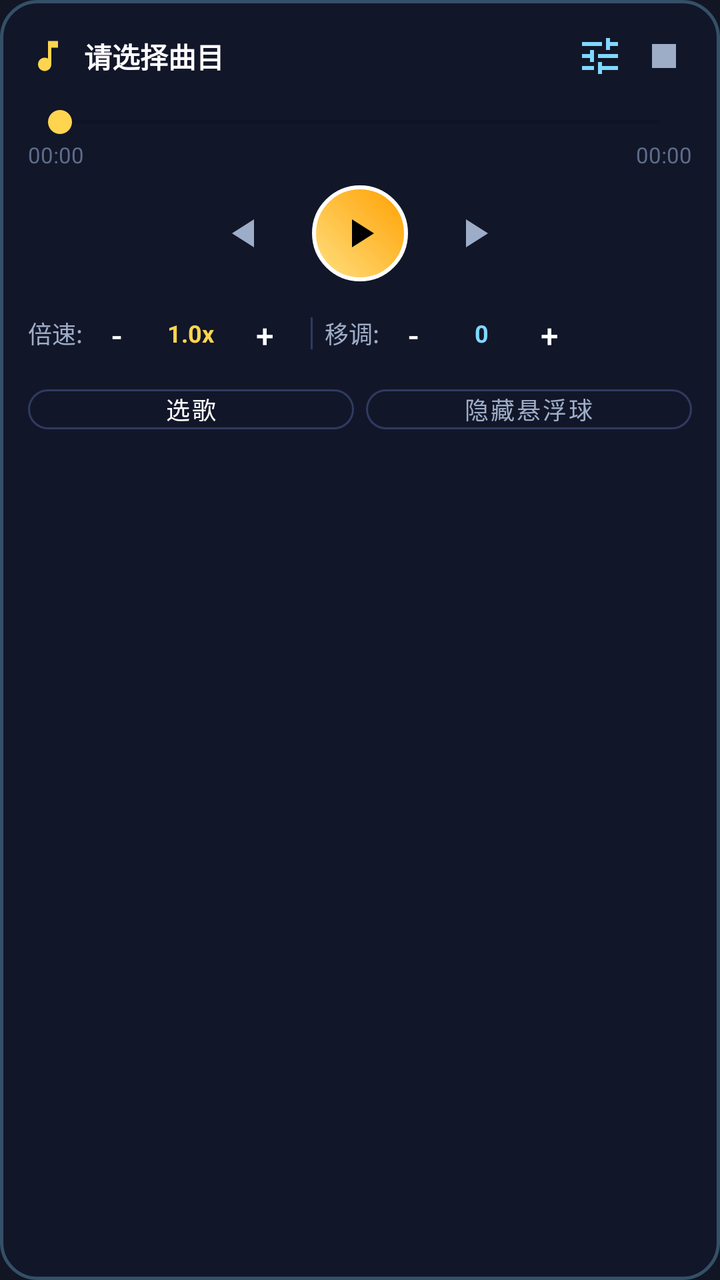
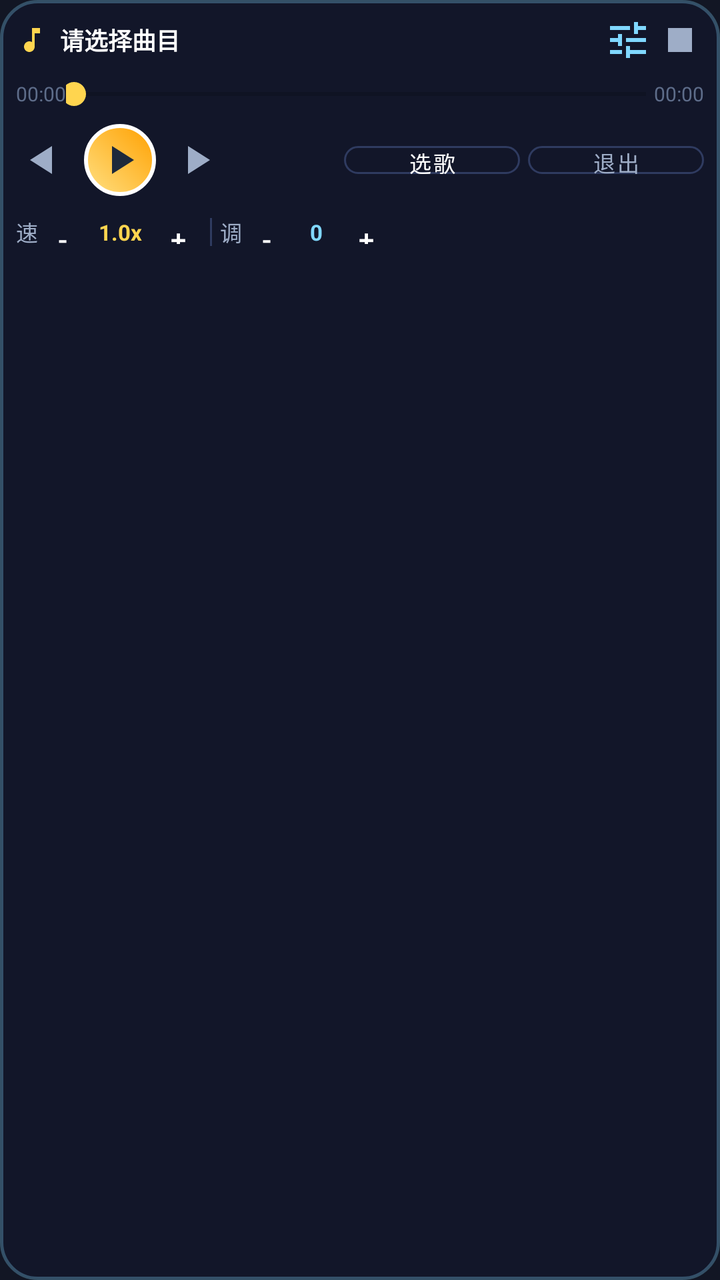

Two renders of the same Android screen: before a commit and after it. Below are the layout's source before the change and the commit's diff.
<!-- AndroidManifest.xml: application theme Theme.SkyMusicPlayer -->
<!-- res/layout/layout_floating_control.xml -->
<?xml version="1.0" encoding="utf-8"?>
<LinearLayout xmlns:android="http://schemas.android.com/apk/res/android"
    xmlns:app="http://schemas.android.com/apk/res-auto"
    android:id="@+id/floatingControlRoot"
    android:layout_width="320dp"
    android:layout_height="wrap_content"
    android:orientation="vertical"
    android:background="@drawable/bg_floating_panel"
    android:padding="14dp"
    android:elevation="16dp">

    
    <LinearLayout
        android:id="@+id/llFloatHeader"
        android:layout_width="match_parent"
        android:layout_height="wrap_content"
        android:orientation="horizontal"
        android:gravity="center_vertical"
        android:layout_marginBottom="10dp">

        <ImageView
            android:layout_width="20dp"
            android:layout_height="20dp"
            android:src="@drawable/ic_music_note"
            app:tint="@color/sky_primary" />

        <TextView
            android:id="@+id/tvFloatSongTitle"
            android:layout_width="0dp"
            android:layout_height="wrap_content"
            android:layout_weight="1"
            android:text="请选择曲目"
            android:textColor="@color/sky_text_primary"
            android:textSize="14sp"
            android:textStyle="bold"
            android:maxLines="1"
            android:ellipsize="end"
            android:layout_marginStart="8dp" />

        <ImageButton
            android:id="@+id/btnFloatCalibrate"
            android:layout_width="28dp"
            android:layout_height="28dp"
            android:src="@drawable/ic_tune"
            android:background="?attr/selectableItemBackgroundBorderless"
            app:tint="@color/sky_accent"
            android:contentDescription="校准" />

        <ImageButton
            android:id="@+id/btnFloatMinimize"
            android:layout_width="28dp"
            android:layout_height="28dp"
            android:src="@drawable/ic_stop"
            android:background="?attr/selectableItemBackgroundBorderless"
            app:tint="@color/sky_text_secondary"
            android:layout_marginStart="4dp"
            android:contentDescription="收起" />
    </LinearLayout>

    
    <SeekBar
        android:id="@+id/sbFloatProgress"
        android:layout_width="match_parent"
        android:layout_height="wrap_content"
        android:max="1000"
        android:progress="0"
        android:progressTint="@color/sky_primary"
        android:thumbTint="@color/sky_primary" />

    <LinearLayout
        android:layout_width="match_parent"
        android:layout_height="wrap_content"
        android:orientation="horizontal"
        android:layout_marginBottom="8dp">

        <TextView
            android:id="@+id/tvFloatCurrentTime"
            android:layout_width="0dp"
            android:layout_height="wrap_content"
            android:layout_weight="1"
            android:text="00:00"
            android:textColor="@color/sky_text_hint"
            android:textSize="11sp" />

        <TextView
            android:id="@+id/tvFloatTotalTime"
            android:layout_width="wrap_content"
            android:layout_height="wrap_content"
            android:text="00:00"
            android:textColor="@color/sky_text_hint"
            android:textSize="11sp" />
    </LinearLayout>

    
    <LinearLayout
        android:layout_width="match_parent"
        android:layout_height="wrap_content"
        android:orientation="horizontal"
        android:gravity="center"
        android:layout_marginBottom="10dp">

        <ImageButton
            android:id="@+id/btnFloatPrev"
            android:layout_width="38dp"
            android:layout_height="38dp"
            android:src="@drawable/ic_play_arrow"
            android:rotation="180"
            android:background="?attr/selectableItemBackgroundBorderless"
            app:tint="@color/sky_text_secondary" />

        <ImageButton
            android:id="@+id/btnFloatPlayPause"
            android:layout_width="48dp"
            android:layout_height="48dp"
            android:src="@drawable/ic_play_arrow"
            android:background="@drawable/bg_floating_ball"
            app:tint="#000000"
            android:layout_marginStart="14dp"
            android:layout_marginEnd="14dp" />

        <ImageButton
            android:id="@+id/btnFloatNext"
            android:layout_width="38dp"
            android:layout_height="38dp"
            android:src="@drawable/ic_play_arrow"
            android:background="?attr/selectableItemBackgroundBorderless"
            app:tint="@color/sky_text_secondary" />
    </LinearLayout>

    
    <LinearLayout
        android:layout_width="match_parent"
        android:layout_height="wrap_content"
        android:orientation="horizontal"
        android:gravity="center_vertical"
        android:layout_marginBottom="6dp">

        <TextView
            android:layout_width="wrap_content"
            android:layout_height="wrap_content"
            android:text="倍速:"
            android:textColor="@color/sky_text_secondary"
            android:textSize="12sp" />

        <Button
            android:id="@+id/btnFloatSpeedSlow"
            style="@style/Widget.MaterialComponents.Button.TextButton"
            android:layout_width="34dp"
            android:layout_height="32dp"
            android:padding="0dp"
            android:text="-"
            android:textColor="@color/sky_text_primary"
            android:textSize="16sp" />

        <TextView
            android:id="@+id/tvFloatSpeedVal"
            android:layout_width="40dp"
            android:layout_height="wrap_content"
            android:text="1.0x"
            android:gravity="center"
            android:textColor="@color/sky_primary"
            android:textSize="12sp"
            android:textStyle="bold" />

        <Button
            android:id="@+id/btnFloatSpeedFast"
            style="@style/Widget.MaterialComponents.Button.TextButton"
            android:layout_width="34dp"
            android:layout_height="32dp"
            android:padding="0dp"
            android:text="+"
            android:textColor="@color/sky_text_primary"
            android:textSize="16sp" />

        <View
            android:layout_width="1dp"
            android:layout_height="16dp"
            android:background="@color/sky_card_dark_stroke"
            android:layout_marginStart="6dp"
            android:layout_marginEnd="6dp" />

        <TextView
            android:layout_width="wrap_content"
            android:layout_height="wrap_content"
            android:text="移调:"
            android:textColor="@color/sky_text_secondary"
            android:textSize="12sp" />

        <Button
            android:id="@+id/btnFloatPitchDown"
            style="@style/Widget.MaterialComponents.Button.TextButton"
            android:layout_width="34dp"
            android:layout_height="32dp"
            android:padding="0dp"
            android:text="-"
            android:textColor="@color/sky_text_primary"
            android:textSize="16sp" />

        <TextView
            android:id="@+id/tvFloatPitchVal"
            android:layout_width="34dp"
            android:layout_height="wrap_content"
            android:text="0"
            android:gravity="center"
            android:textColor="@color/sky_accent"
            android:textSize="12sp"
            android:textStyle="bold" />

        <Button
            android:id="@+id/btnFloatPitchUp"
            style="@style/Widget.MaterialComponents.Button.TextButton"
            android:layout_width="34dp"
            android:layout_height="32dp"
            android:padding="0dp"
            android:text="+"
            android:textColor="@color/sky_text_primary"
            android:textSize="16sp" />
    </LinearLayout>

    
    <LinearLayout
        android:layout_width="match_parent"
        android:layout_height="wrap_content"
        android:orientation="horizontal"
        android:gravity="center_vertical">

        <Button
            android:id="@+id/btnFloatSelectSong"
            style="@style/Widget.MaterialComponents.Button.OutlinedButton"
            android:layout_width="0dp"
            android:layout_height="32dp"
            android:layout_weight="1"
            android:padding="0dp"
            android:text="选歌"
            android:textSize="12sp"
            android:textColor="@color/sky_text_primary"
            app:strokeColor="@color/sky_card_dark_stroke"
            app:cornerRadius="16dp"
            android:layout_marginEnd="6dp" />

        <Button
            android:id="@+id/btnFloatHideAll"
            style="@style/Widget.MaterialComponents.Button.OutlinedButton"
            android:layout_width="0dp"
            android:layout_height="32dp"
            android:layout_weight="1"
            android:padding="0dp"
            android:text="隐藏悬浮球"
            android:textSize="12sp"
            android:textColor="@color/sky_text_secondary"
            app:strokeColor="@color/sky_card_dark_stroke"
            app:cornerRadius="16dp" />
    </LinearLayout>

</LinearLayout>
<!-- resources referenced by this layout -->
<resources>
  <color name="sky_accent">#80D8FF</color>
  <color name="sky_card_dark_stroke">#2F3B60</color>
  <color name="sky_primary">#FFD54F</color>
  <color name="sky_text_hint">#5E6D8A</color>
  <color name="sky_text_primary">#FFFFFF</color>
  <color name="sky_text_secondary">#9EADC7</color>
  <!-- drawable bg_floating_ball (drawable) -->
  <?xml version="1.0" encoding="utf-8"?>
  <shape xmlns:android="http://schemas.android.com/apk/res/android"
      android:shape="oval">
      <gradient
          android:angle="45"
          android:startColor="#FFE082"
          android:endColor="#FFA000"
          android:type="linear" />
      <stroke
          android:width="2dp"
          android:color="#FFFFFF" />
  </shape>
  <!-- drawable bg_floating_panel (drawable) -->
  <?xml version="1.0" encoding="utf-8"?>
  <shape xmlns:android="http://schemas.android.com/apk/res/android"
      android:shape="rectangle">
      <corners android:radius="18dp" />
      <solid android:color="#E612172A" />
      <stroke
          android:width="1.5dp"
          android:color="#4D80D8FF" />
  </shape>
  <!-- drawable ic_music_note (drawable) -->
  <vector xmlns:android="http://schemas.android.com/apk/res/android"
      android:width="24dp"
      android:height="24dp"
      android:viewportWidth="24"
      android:viewportHeight="24">
    <path
        android:fillColor="#FFFFFFFF"
        android:pathData="M12,3v10.55c-0.59,-0.34 -1.27,-0.55 -2,-0.55 -2.21,0 -4,1.79 -4,4s1.79,4 4,4 4,-1.79 4,-4V7h4V3h-6z"/>
  </vector>
  <!-- drawable ic_play_arrow (drawable) -->
  <vector xmlns:android="http://schemas.android.com/apk/res/android"
      android:width="24dp"
      android:height="24dp"
      android:viewportWidth="24"
      android:viewportHeight="24">
    <path
        android:fillColor="#FFFFFFFF"
        android:pathData="M8,5v14l11,-7z"/>
  </vector>
  <!-- drawable ic_stop (drawable) -->
  <vector xmlns:android="http://schemas.android.com/apk/res/android"
      android:width="24dp"
      android:height="24dp"
      android:viewportWidth="24"
      android:viewportHeight="24">
    <path
        android:fillColor="#FFFFFFFF"
        android:pathData="M6,6h12v12H6z"/>
  </vector>
  <!-- drawable ic_tune (drawable) -->
  <vector xmlns:android="http://schemas.android.com/apk/res/android"
      android:width="24dp"
      android:height="24dp"
      android:viewportWidth="24"
      android:viewportHeight="24">
    <path
        android:fillColor="#FFFFFFFF"
        android:pathData="M3,17v2h6v-2H3zM3,5v2h10V5H3zm10,16v-2h8v-2h-8v-2h-2v6h2zM7,9v2H3v2h4v2h2V9H7zm14,4v-2H11v2h10zm-6,-4h2V7h4V5h-4V3h-2v6z"/>
  </vector>
  <style name="Theme.SkyMusicPlayer" parent="Theme.MaterialComponents.DayNight.NoActionBar">
          
          <item name="colorPrimary">@color/sky_primary</item>
          <item name="colorPrimaryVariant">@color/sky_primary_dark</item>
          <item name="colorOnPrimary">#000000</item>
          
          <item name="colorSecondary">@color/sky_accent</item>
          <item name="colorSecondaryVariant">@color/sky_accent</item>
          <item name="colorOnSecondary">#000000</item>
          
          <item name="android:statusBarColor">@color/sky_bg_dark</item>
          <item name="android:navigationBarColor">@color/sky_bg_dark</item>
          <item name="android:windowBackground">@color/sky_bg_dark</item>
      </style>
  <color name="sky_primary_dark">#FFB300</color>
  <color name="sky_bg_dark">#121624</color>
</resources>

<!-- the commit's change to res/layout/layout_floating_control.xml (unified diff, before → after) -->
@@ -2,12 +2,12 @@
 <LinearLayout xmlns:android="http://schemas.android.com/apk/res/android"
     xmlns:app="http://schemas.android.com/apk/res-auto"
     android:id="@+id/floatingControlRoot"
-    android:layout_width="320dp"
+    android:layout_width="260dp"
     android:layout_height="wrap_content"
     android:orientation="vertical"
     android:background="@drawable/bg_floating_panel"
-    android:padding="14dp"
-    android:elevation="16dp">
+    android:padding="8dp"
+    android:elevation="12dp">
 
     
     <LinearLayout
@@ -16,12 +16,12 @@
         android:layout_height="wrap_content"
         android:orientation="horizontal"
         android:gravity="center_vertical"
-        android:layout_marginBottom="10dp">
+        android:layout_marginBottom="6dp">
 
         <ImageView
-            android:layout_width="20dp"
-            android:layout_height="20dp"
-            android:src="@drawable/ic_music_note"
+            android:layout_width="16dp"
+            android:layout_height="16dp"
+            android:src="@drawable/ic_floating_note"
             app:tint="@color/sky_primary" />
 
         <TextView
@@ -31,225 +31,235 @@
             android:layout_weight="1"
             android:text="请选择曲目"
             android:textColor="@color/sky_text_primary"
-            android:textSize="14sp"
+            android:textSize="12sp"
             android:textStyle="bold"
-            android:maxLines="1"
-            android:ellipsize="end"
-            android:layout_marginStart="8dp" />
+            android:singleLine="true"
+            android:ellipsize="marquee"
+            android:marqueeRepeatLimit="marquee_forever"
+            android:layout_marginStart="6dp" />
 
         <ImageButton
             android:id="@+id/btnFloatCalibrate"
+            android:layout_width="24dp"
+            android:layout_height="24dp"
+            android:src="@drawable/ic_tune"
+            android:background="?attr/selectableItemBackgroundBorderless"
+            app:tint="@color/sky_accent"
+            android:padding="3dp"
+            android:contentDescription="校准" />
+
+        <ImageButton
+            android:id="@+id/btnFloatMinimize"
+            android:layout_width="24dp"
+            android:layout_height="24dp"
+            android:src="@drawable/ic_stop"
+            android:background="?attr/selectableItemBackgroundBorderless"
+            app:tint="@color/sky_text_secondary"
+            android:padding="3dp"
+            android:layout_marginStart="2dp"
+            android:contentDescription="收起" />
+    </LinearLayout>
+
+    
+    <LinearLayout
+        android:layout_width="match_parent"
+        android:layout_height="wrap_content"
+        android:orientation="horizontal"
+        android:gravity="center_vertical"
+        android:layout_marginBottom="6dp">
+
+        <TextView
+            android:id="@+id/tvFloatCurrentTime"
+            android:layout_width="wrap_content"
+            android:layout_height="wrap_content"
+            android:text="00:00"
+            android:textColor="@color/sky_text_hint"
+            android:textSize="10sp" />
+
+        <SeekBar
+            android:id="@+id/sbFloatProgress"
+            android:layout_width="0dp"
+            android:layout_height="wrap_content"
+            android:layout_weight="1"
+            android:max="1000"
+            android:progress="0"
+            android:maxHeight="12dp"
+            android:paddingStart="4dp"
+            android:paddingEnd="4dp"
+            android:progressTint="@color/sky_primary"
+            android:thumbTint="@color/sky_primary" />
+
+        <TextView
+            android:id="@+id/tvFloatTotalTime"
+            android:layout_width="wrap_content"
+            android:layout_height="wrap_content"
+            android:text="00:00"
+            android:textColor="@color/sky_text_hint"
+            android:textSize="10sp" />
+    </LinearLayout>
+
+    
+    <LinearLayout
+        android:layout_width="match_parent"
+        android:layout_height="wrap_content"
+        android:orientation="horizontal"
+        android:gravity="center_vertical"
+        android:layout_marginBottom="6dp">
+
+        <ImageButton
+            android:id="@+id/btnFloatPrev"
             android:layout_width="28dp"
             android:layout_height="28dp"
-            android:src="@drawable/ic_tune"
-            android:background="?attr/selectableItemBackgroundBorderless"
-            app:tint="@color/sky_accent"
-            android:contentDescription="校准" />
-
-        <ImageButton
-            android:id="@+id/btnFloatMinimize"
+            android:src="@drawable/ic_play_arrow"
+            android:rotation="180"
+            android:padding="4dp"
+            android:background="?attr/selectableItemBackgroundBorderless"
+            app:tint="@color/sky_text_secondary" />
+
+        <ImageButton
+            android:id="@+id/btnFloatPlayPause"
+            android:layout_width="36dp"
+            android:layout_height="36dp"
+            android:src="@drawable/ic_play_arrow"
+            android:background="@drawable/bg_floating_ball"
+            android:padding="6dp"
+            app:tint="#1E293B"
+            android:layout_marginStart="6dp"
+            android:layout_marginEnd="6dp" />
+
+        <ImageButton
+            android:id="@+id/btnFloatNext"
             android:layout_width="28dp"
             android:layout_height="28dp"
-            android:src="@drawable/ic_stop"
-            android:background="?attr/selectableItemBackgroundBorderless"
-            app:tint="@color/sky_text_secondary"
-            android:layout_marginStart="4dp"
-            android:contentDescription="收起" />
-    </LinearLayout>
-
-    
-    <SeekBar
-        android:id="@+id/sbFloatProgress"
-        android:layout_width="match_parent"
-        android:layout_height="wrap_content"
-        android:max="1000"
-        android:progress="0"
-        android:progressTint="@color/sky_primary"
-        android:thumbTint="@color/sky_primary" />
-
-    <LinearLayout
-        android:layout_width="match_parent"
-        android:layout_height="wrap_content"
-        android:orientation="horizontal"
-        android:layout_marginBottom="8dp">
-
-        <TextView
-            android:id="@+id/tvFloatCurrentTime"
+            android:src="@drawable/ic_play_arrow"
+            android:padding="4dp"
+            android:background="?attr/selectableItemBackgroundBorderless"
+            app:tint="@color/sky_text_secondary" />
+
+        <View
             android:layout_width="0dp"
-            android:layout_height="wrap_content"
-            android:layout_weight="1"
-            android:text="00:00"
-            android:textColor="@color/sky_text_hint"
+            android:layout_height="1dp"
+            android:layout_weight="1" />
+
+        <Button
+            android:id="@+id/btnFloatSelectSong"
+            style="@style/Widget.MaterialComponents.Button.OutlinedButton"
+            android:layout_width="wrap_content"
+            android:layout_height="26dp"
+            android:paddingStart="8dp"
+            android:paddingEnd="8dp"
+            android:paddingTop="0dp"
+            android:paddingBottom="0dp"
+            android:text="选歌"
+            android:textSize="11sp"
+            android:textColor="@color/sky_text_primary"
+            app:strokeColor="@color/sky_card_dark_stroke"
+            app:cornerRadius="13dp" />
+
+        <Button
+            android:id="@+id/btnFloatHideAll"
+            style="@style/Widget.MaterialComponents.Button.OutlinedButton"
+            android:layout_width="wrap_content"
+            android:layout_height="26dp"
+            android:paddingStart="8dp"
+            android:paddingEnd="8dp"
+            android:paddingTop="0dp"
+            android:paddingBottom="0dp"
+            android:text="退出"
+            android:textSize="11sp"
+            android:textColor="@color/sky_text_secondary"
+            app:strokeColor="@color/sky_card_dark_stroke"
+            app:cornerRadius="13dp"
+            android:layout_marginStart="4dp" />
+    </LinearLayout>
+
+    
+    <LinearLayout
+        android:layout_width="match_parent"
+        android:layout_height="wrap_content"
+        android:orientation="horizontal"
+        android:gravity="center_vertical">
+
+        <TextView
+            android:layout_width="wrap_content"
+            android:layout_height="wrap_content"
+            android:text="速"
+            android:textColor="@color/sky_text_secondary"
             android:textSize="11sp" />
 
-        <TextView
-            android:id="@+id/tvFloatTotalTime"
-            android:layout_width="wrap_content"
-            android:layout_height="wrap_content"
-            android:text="00:00"
-            android:textColor="@color/sky_text_hint"
-            android:textSize="11sp" />
-    </LinearLayout>
-
-    
-    <LinearLayout
-        android:layout_width="match_parent"
-        android:layout_height="wrap_content"
-        android:orientation="horizontal"
-        android:gravity="center"
-        android:layout_marginBottom="10dp">
-
-        <ImageButton
-            android:id="@+id/btnFloatPrev"
-            android:layout_width="38dp"
-            android:layout_height="38dp"
-            android:src="@drawable/ic_play_arrow"
-            android:rotation="180"
-            android:background="?attr/selectableItemBackgroundBorderless"
-            app:tint="@color/sky_text_secondary" />
-
-        <ImageButton
-            android:id="@+id/btnFloatPlayPause"
-            android:layout_width="48dp"
-            android:layout_height="48dp"
-            android:src="@drawable/ic_play_arrow"
-            android:background="@drawable/bg_floating_ball"
-            app:tint="#000000"
-            android:layout_marginStart="14dp"
-            android:layout_marginEnd="14dp" />
-
-        <ImageButton
-            android:id="@+id/btnFloatNext"
-            android:layout_width="38dp"
-            android:layout_height="38dp"
-            android:src="@drawable/ic_play_arrow"
-            android:background="?attr/selectableItemBackgroundBorderless"
-            app:tint="@color/sky_text_secondary" />
-    </LinearLayout>
-
-    
-    <LinearLayout
-        android:layout_width="match_parent"
-        android:layout_height="wrap_content"
-        android:orientation="horizontal"
-        android:gravity="center_vertical"
-        android:layout_marginBottom="6dp">
-
-        <TextView
-            android:layout_width="wrap_content"
-            android:layout_height="wrap_content"
-            android:text="倍速:"
-            android:textColor="@color/sky_text_secondary"
-            android:textSize="12sp" />
-
         <Button
             android:id="@+id/btnFloatSpeedSlow"
             style="@style/Widget.MaterialComponents.Button.TextButton"
+            android:layout_width="24dp"
+            android:layout_height="24dp"
+            android:padding="0dp"
+            android:text="-"
+            android:textColor="@color/sky_text_primary"
+            android:textSize="14sp" />
+
+        <TextView
+            android:id="@+id/tvFloatSpeedVal"
             android:layout_width="34dp"
-            android:layout_height="32dp"
-            android:padding="0dp"
-            android:text="-"
-            android:textColor="@color/sky_text_primary"
-            android:textSize="16sp" />
-
-        <TextView
-            android:id="@+id/tvFloatSpeedVal"
-            android:layout_width="40dp"
             android:layout_height="wrap_content"
             android:text="1.0x"
             android:gravity="center"
             android:textColor="@color/sky_primary"
-            android:textSize="12sp"
+            android:textSize="11sp"
             android:textStyle="bold" />
 
         <Button
             android:id="@+id/btnFloatSpeedFast"
             style="@style/Widget.MaterialComponents.Button.TextButton"
-            android:layout_width="34dp"
-            android:layout_height="32dp"
+            android:layout_width="24dp"
+            android:layout_height="24dp"
             android:padding="0dp"
             android:text="+"
             android:textColor="@color/sky_text_primary"
-            android:textSize="16sp" />
+            android:textSize="14sp" />
 
         <View
             android:layout_width="1dp"
-            android:layout_height="16dp"
+            android:layout_height="14dp"
             android:background="@color/sky_card_dark_stroke"
-            android:layout_marginStart="6dp"
-            android:layout_marginEnd="6dp" />
-
-        <TextView
-            android:layout_width="wrap_content"
-            android:layout_height="wrap_content"
-            android:text="移调:"
+            android:layout_marginStart="4dp"
+            android:layout_marginEnd="4dp" />
+
+        <TextView
+            android:layout_width="wrap_content"
+            android:layout_height="wrap_content"
+            android:text="调"
             android:textColor="@color/sky_text_secondary"
-            android:textSize="12sp" />
+            android:textSize="11sp" />
 
         <Button
             android:id="@+id/btnFloatPitchDown"
             style="@style/Widget.MaterialComponents.Button.TextButton"
-            android:layout_width="34dp"
-            android:layout_height="32dp"
+            android:layout_width="24dp"
+            android:layout_height="24dp"
             android:padding="0dp"
             android:text="-"
             android:textColor="@color/sky_text_primary"
-            android:textSize="16sp" />
+            android:textSize="14sp" />
 
         <TextView
             android:id="@+id/tvFloatPitchVal"
-            android:layout_width="34dp"
+            android:layout_width="26dp"
             android:layout_height="wrap_content"
             android:text="0"
             android:gravity="center"
             android:textColor="@color/sky_accent"
-            android:textSize="12sp"
+            android:textSize="11sp"
             android:textStyle="bold" />
 
         <Button
             android:id="@+id/btnFloatPitchUp"
             style="@style/Widget.MaterialComponents.Button.TextButton"
-            android:layout_width="34dp"
-            android:layout_height="32dp"
+            android:layout_width="24dp"
+            android:layout_height="24dp"
             android:padding="0dp"
             android:text="+"
             android:textColor="@color/sky_text_primary"
-            android:textSize="16sp" />
-    </LinearLayout>
-
-    
-    <LinearLayout
-        android:layout_width="match_parent"
-        android:layout_height="wrap_content"
-        android:orientation="horizontal"
-        android:gravity="center_vertical">
-
-        <Button
-            android:id="@+id/btnFloatSelectSong"
-            style="@style/Widget.MaterialComponents.Button.OutlinedButton"
-            android:layout_width="0dp"
-            android:layout_height="32dp"
-            android:layout_weight="1"
-            android:padding="0dp"
-            android:text="选歌"
-            android:textSize="12sp"
-            android:textColor="@color/sky_text_primary"
-            app:strokeColor="@color/sky_card_dark_stroke"
-            app:cornerRadius="16dp"
-            android:layout_marginEnd="6dp" />
-
-        <Button
-            android:id="@+id/btnFloatHideAll"
-            style="@style/Widget.MaterialComponents.Button.OutlinedButton"
-            android:layout_width="0dp"
-            android:layout_height="32dp"
-            android:layout_weight="1"
-            android:padding="0dp"
-            android:text="隐藏悬浮球"
-            android:textSize="12sp"
-            android:textColor="@color/sky_text_secondary"
-            app:strokeColor="@color/sky_card_dark_stroke"
-            app:cornerRadius="16dp" />
+            android:textSize="14sp" />
     </LinearLayout>
 
 </LinearLayout>
<!-- resource entries referenced after the edit -->
@@ -29,14 +29,14 @@
           android:width="1.5dp"
           android:color="#4D80D8FF" />
   </shape>
-  <!-- drawable ic_music_note (drawable) -->
+  <!-- drawable ic_floating_note (drawable) -->
   <vector xmlns:android="http://schemas.android.com/apk/res/android"
-      android:width="24dp"
-      android:height="24dp"
+      android:width="28dp"
+      android:height="28dp"
       android:viewportWidth="24"
       android:viewportHeight="24">
     <path
-        android:fillColor="#FFFFFFFF"
+        android:fillColor="#1E293B"
         android:pathData="M12,3v10.55c-0.59,-0.34 -1.27,-0.55 -2,-0.55 -2.21,0 -4,1.79 -4,4s1.79,4 4,4 4,-1.79 4,-4V7h4V3h-6z"/>
   </vector>
   <!-- drawable ic_play_arrow (drawable) -->
